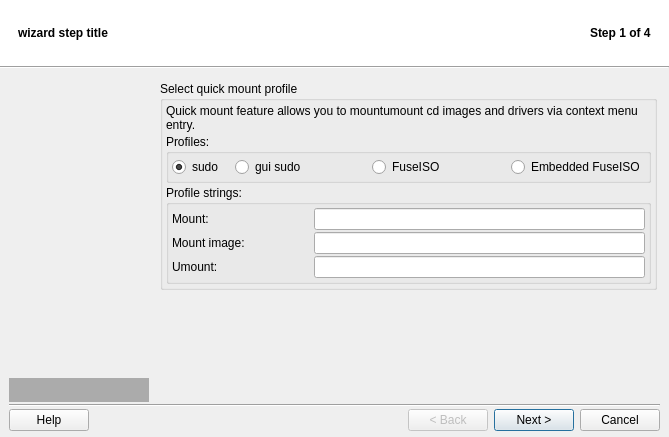
brezerk/q4wine, file src/q4wine-gui/uis/Wizard.ui: the form before one commit.
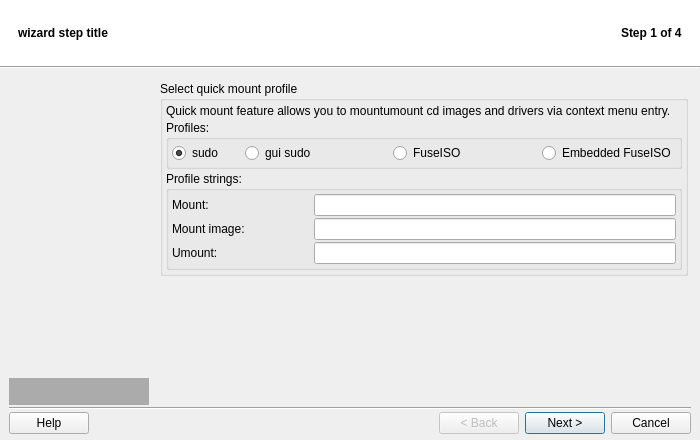
The form after the commit. Icons and pictures are not drawn.

Commit message: Fixed: normaliza dialog sizes to 700 x 440

Patch:
```diff
--- a/src/q4wine-gui/uis/Wizard.ui
+++ b/src/q4wine-gui/uis/Wizard.ui
@@ -10,8 +10,8 @@
    <rect>
     <x>0</x>
     <y>0</y>
-    <width>669</width>
-    <height>437</height>
+    <width>700</width>
+    <height>440</height>
    </rect>
   </property>
   <property name="windowTitle">
```
The commit also changes 7 other files.
